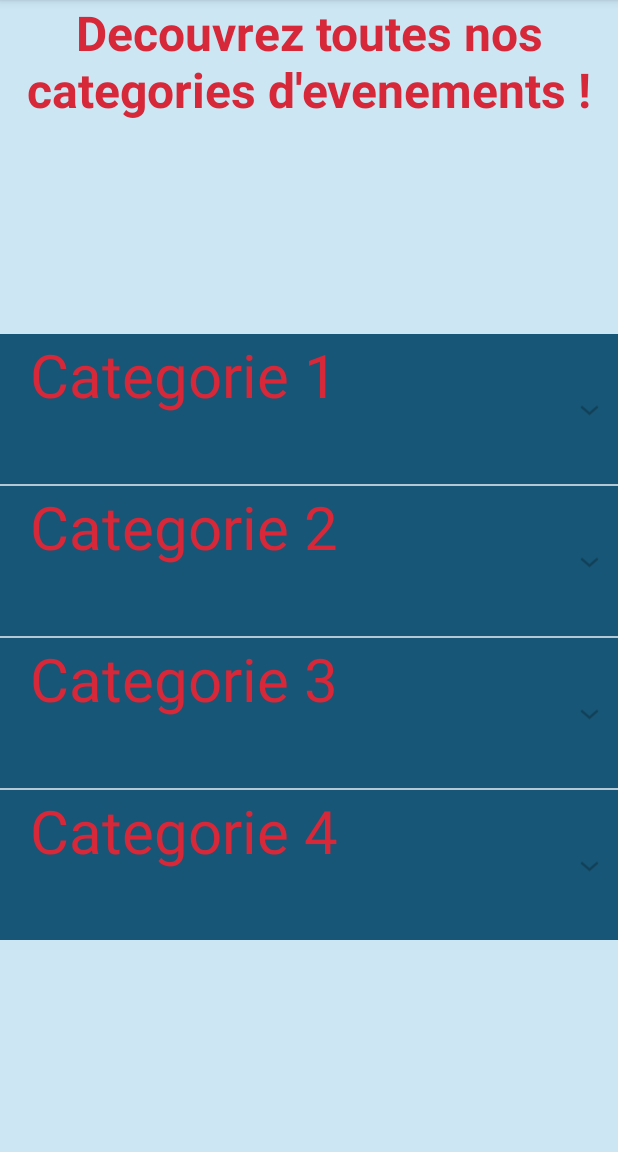
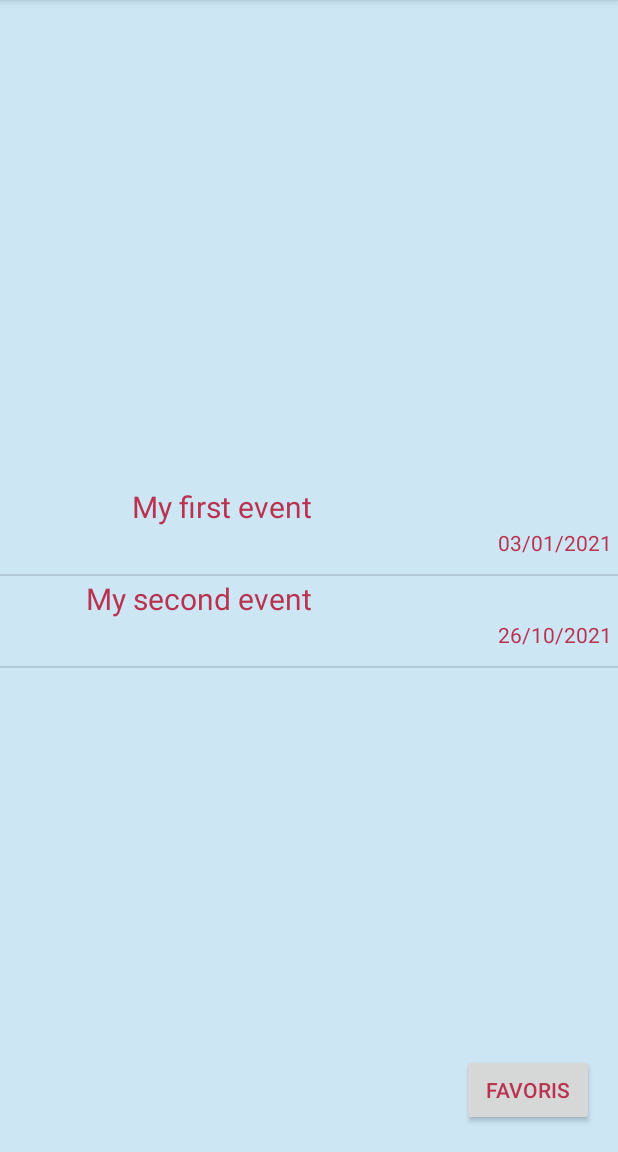
Before and after one commit to fnazih/Web-Android-Project, an Android app: the ActivityMain screen opened directly, with no data from a screen before it, on a phone screen of 412 x 824 dp, the part 84-1236 px from its top. Run offline under Robolectric (Android 15) with nearby library versions, the phone set to English and light mode, and no system bars.

Commit message:
new fragmentation

```diff
--- a/android/app/build.gradle
+++ b/android/app/build.gradle
@@ -34,6 +34,7 @@ dependencies {
     implementation 'androidx.legacy:legacy-support-v4:1.0.0'
     implementation 'androidx.cardview:cardview:1.0.0'
     implementation 'com.google.android.gms:play-services-maps:17.0.0'
+    implementation 'com.google.android.material:material:1.2.1'
     testImplementation 'junit:junit:4.12'
     androidTestImplementation 'androidx.test.ext:junit:1.1.2'
     androidTestImplementation 'androidx.test.espresso:espresso-core:3.3.0'
--- a/android/app/src/main/AndroidManifest.xml
+++ b/android/app/src/main/AndroidManifest.xml
@@ -11,12 +11,15 @@
         android:roundIcon="@mipmap/ic_launcher_round"
         android:supportsRtl="true"
         android:theme="@style/AppTheme">
+        <activity android:name=".EventActivity"></activity>
         <activity android:name=".WelcomeActivity">
             <intent-filter>
                 <action android:name="android.intent.action.MAIN" />
+
                 <category android:name="android.intent.category.LAUNCHER" />
             </intent-filter>
         </activity>
-        <activity android:name=".ActivityMain"></activity>
+        <activity android:name=".ActivityMain" />
     </application>
+
 </manifest>
--- a/android/app/src/main/java/com/ismin/projectapp/ActivityMain.kt
+++ b/android/app/src/main/java/com/ismin/projectapp/ActivityMain.kt
@@ -9,24 +9,39 @@ import android.content.Intent
 import androidx.appcompat.app.AppCompatActivity
 import android.os.Bundle
 import android.view.View
+import android.widget.Button
 import android.widget.ExpandableListView
 
 class ActivityMain: AppCompatActivity(), ExpandableListView.OnChildClickListener {
-    private lateinit var listViewAdapter : ExpendableListViewAdapter
+    //private lateinit var listViewAdapter : ExpendableListViewAdapter
     private lateinit var categories: ArrayList<String>
     private lateinit var subCategories: HashMap<String, ArrayList<String>>
-    private lateinit var expandableListView: ExpandableListView
+    //private lateinit var expandableListView: ExpandableListView
     private val eventList = EventList()
+    private val favorites = EventList()
+    private var fragment: SubCategoryFragment = SubCategoryFragment()
+    //private val favoritesButton: Button = findViewById(R.id.favoritesButt)
+
+    private val event1: Event = Event("My first event", "03/01/2021")
+    private val event2: Event = Event("My second event", "26/10/2021")
 
     override fun onCreate(savedInstanceState: Bundle?) {
         super.onCreate(savedInstanceState)
         setContentView(R.layout.activity_main)
 
-        updateList()
-        expandableListView = findViewById(R.id.expendableListView)
-        listViewAdapter = ExpendableListViewAdapter(this, categories, subCategories)
-        expandableListView.setAdapter(listViewAdapter)
-        expandableListView.setOnChildClickListener(this)
+        //favoritesButton.setOnClickListener { }
+
+        eventList.addEvent(event1)
+        eventList.addEvent(event2)
+        favorites.addEvent(event2)
+
+        displayEventList()
+
+        //updateList()
+        //expandableListView = findViewById(R.id.expendableListView)
+        //listViewAdapter = ExpendableListViewAdapter(this, categories, subCategories)
+        //expandableListView.setAdapter(listViewAdapter)
+        //expandableListView.setOnChildClickListener(this)
     }
 
     private fun updateList() {      //fct a adapter qd on aura la bdd
@@ -69,11 +84,28 @@ class ActivityMain: AppCompatActivity(), ExpandableListView.OnChildClickListener
         this.subCategories[categories[3]] = subCategory4
     }
 
-    fun displayEventList() {
-        val eventListFragment = SubCategoryFragment.newInstance(eventList.getAllEventsSortedByTitle())
+    private fun displayEventList() {
         val eventListFragmentTransaction = supportFragmentManager.beginTransaction()
-        eventListFragmentTransaction.replace(R.id.relativeLayout, eventListFragment)
+        fragment = SubCategoryFragment.newInstance(this.eventList.getAllEventsSortedByTitle())
+
+        eventListFragmentTransaction.replace(R.id.relativeLayout, fragment)
         eventListFragmentTransaction.commit()
+
+        //favoritesButton.visibility = View.VISIBLE
+    }
+
+    fun goToFavorites(view: View) {
+        displayFavorites()
+    }
+
+    private fun displayFavorites() {
+        val favoritesListFragmentTransaction = supportFragmentManager.beginTransaction()
+        fragment = SubCategoryFragment.newInstance(this.favorites.getAllEventsSortedByTitle())
+
+        favoritesListFragmentTransaction.replace(R.id.relativeLayout, fragment)
+        favoritesListFragmentTransaction.commit()
+
+        //favoritesButton.visibility = View.GONE
     }
 
     override fun onChildClick(
@@ -83,10 +115,6 @@ class ActivityMain: AppCompatActivity(), ExpandableListView.OnChildClickListener
         childPosition: Int,
         id: Long
     ): Boolean {
-
-        //val intent = Intent(this, SubCategoryActivity::class.java)
-        //intent.putExtra(Intent.EXTRA_TEXT, listViewAdapter.getChild(groupPosition, childPosition).toString())
-        //this.startActivity(intent)
         displayEventList()
 
         return false
--- a/android/app/src/main/java/com/ismin/projectapp/Event.kt
+++ b/android/app/src/main/java/com/ismin/projectapp/Event.kt
@@ -7,6 +7,10 @@ package com.ismin.projectapp
 
 import java.io.Serializable
 
+data class Event (val title: String,
+                  val date_start: String): Serializable
+
+/*
 data class Event(val id: String,
                  val title: String,
                  val img_url: String,
@@ -29,3 +33,4 @@ data class Event(val id: String,
                  val price_detail: String,
                  val access_link: String,
                  val tags: String): Serializable
+ */
--- a/android/app/src/main/java/com/ismin/projectapp/EventAdapter.kt
+++ b/android/app/src/main/java/com/ismin/projectapp/EventAdapter.kt
@@ -6,10 +6,12 @@
 package com.ismin.projectapp
 
 import android.view.LayoutInflater
+import android.view.View
 import android.view.ViewGroup
+import android.widget.TextView
 import androidx.recyclerview.widget.RecyclerView
 
-class EventAdapter(private val events: ArrayList<Event>): RecyclerView.Adapter<EventViewHolder>() {
+class EventAdapter(private val events: ArrayList<Event>, private val listener: onEventItemClickListener): RecyclerView.Adapter<EventAdapter.EventViewHolder>() {
 
     override fun onCreateViewHolder(parent: ViewGroup, viewType: Int): EventViewHolder {
         val row = LayoutInflater.from(parent.context).inflate(R.layout.event_row_layout, parent, false)
@@ -20,17 +22,36 @@ class EventAdapter(private val events: ArrayList<Event>): RecyclerView.Adapter<E
         return this.events.size
     }
 
-    override fun onBindViewHolder(holder: EventViewHolder, position: Int) {
-        val (img_url, title, date) = this.events[position]
-
-        holder.eventTitle.text = title
-        holder.eventIcon.setImageResource(img_url.toInt())
-        holder.eventDate.text = date
-    }
 
     fun refreshData(updatedEvents: java.util.ArrayList<Event>) {
         events.clear()
         events.addAll(updatedEvents)
     }
 
+    inner class EventViewHolder(itemView: View): RecyclerView.ViewHolder(itemView), View.OnClickListener {
+        var eventTitle: TextView
+        var eventDate: TextView
+
+        init {
+            itemView.setOnClickListener(this)
+            this.eventTitle = itemView.findViewById(R.id.eventTitleRow)
+            //this.eventIcon = itemView.findViewById(R.id.eventIcon)
+            this.eventDate = itemView.findViewById(R.id.eventDateListView)
+        }
+
+        override fun onClick(v: View?) {
+            val position = adapterPosition
+            if(position != RecyclerView.NO_POSITION) {
+                listener.onItemClick(position)
+            }
+        }
+    }
+
+    override fun onBindViewHolder(holder: EventViewHolder, position: Int) {
+        val (title, date) = this.events[position]
+
+        holder.eventTitle.text = title
+        //holder.eventIcon.setImageResource(img_url.toInt())
+        holder.eventDate.text = date
+    }
 }
--- a/android/app/src/main/java/com/ismin/projectapp/SubCategoryFragment.kt
+++ b/android/app/src/main/java/com/ismin/projectapp/SubCategoryFragment.kt
@@ -1,17 +1,19 @@
 package com.ismin.projectapp
 
+import android.content.Intent
 import android.os.Bundle
 import androidx.fragment.app.Fragment
 import android.view.LayoutInflater
 import android.view.View
 import android.view.ViewGroup
+import android.widget.Toast
 import androidx.recyclerview.widget.DividerItemDecoration
 import androidx.recyclerview.widget.LinearLayoutManager
 import androidx.recyclerview.widget.RecyclerView
 
-private const val ARG_EVENTS = "events"
+private const val ARG_EVENTS = "ARG_EVENTS"
 
-class SubCategoryFragment : Fragment() {
+class SubCategoryFragment : Fragment(), onEventItemClickListener {
     private var events: ArrayList<Event> = arrayListOf()
     private lateinit var recyclerViewEvents: RecyclerView
     private lateinit var eventAdapter: EventAdapter
@@ -30,7 +32,7 @@ class SubCategoryFragment : Fragment() {
         val view = inflater.inflate(R.layout.fragment_sub_category, container, false)
 
         this.recyclerViewEvents = view.findViewById(R.id.recyclerView)
-        eventAdapter = EventAdapter(events)
+        eventAdapter = EventAdapter(events, this)
         this.recyclerViewEvents.adapter = eventAdapter
         val linearLayoutManager = LinearLayoutManager(context)
         this.recyclerViewEvents.layoutManager = linearLayoutManager
@@ -41,12 +43,24 @@ class SubCategoryFragment : Fragment() {
         return view
     }
 
+    override fun onItemClick(position: Int) {
+        Toast.makeText(context, "Click", Toast.LENGTH_SHORT).show()
+        val clickedEvent: Event = events[position]
+        //val intent = Intent(this, EventActivity::class.java)
+        //intent.putExtra(Intent.EXTRA_TEXT, item)
+        //this.startActivity(intent)
+    }
+
     companion object {
-        fun newInstance(newFragment: ArrayList<Event>) =
-            SubCategoryFragment().apply {
-                arguments = Bundle().apply {
-                    putSerializable(ARG_EVENTS, newFragment)
-                }
-            }
+        @JvmStatic
+        fun newInstance(eventsToDisplay: ArrayList<Event>): SubCategoryFragment {
+            val bundle = Bundle()
+            bundle.putSerializable(ARG_EVENTS, eventsToDisplay)
+
+            val eventListFragment = SubCategoryFragment()
+
+            eventListFragment.arguments = bundle
+            return eventListFragment
+        }
     }
 }
--- a/android/app/src/main/java/com/ismin/projectapp/WelcomeActivity.kt
+++ b/android/app/src/main/java/com/ismin/projectapp/WelcomeActivity.kt
@@ -19,7 +19,6 @@ class WelcomeActivity : AppCompatActivity() {
         val startButton = findViewById<Button>(R.id.buttonStart)
 
         startButton.setOnClickListener {
-            System.out.println("Ca rentre dans setOnClickListener")
             val intent = Intent(this, ActivityMain::class.java)
             this.startActivity(intent)
         }
--- /dev/null
+++ b/android/app/src/main/java/com/ismin/projectapp/onEventItemClickListener.kt
@@ -0,0 +1,5 @@
+package com.ismin.projectapp
+
+interface onEventItemClickListener {
+    fun onItemClick(position: Int)
+}
--- a/android/app/src/main/res/layout/activity_main.xml
+++ b/android/app/src/main/res/layout/activity_main.xml
@@ -8,33 +8,38 @@
     android:background="@color/lightBlue"
     tools:context=".ActivityMain" >
 
-    <RelativeLayout
+    <Button
+        android:id="@+id/favoritesButt"
+        android:layout_width="wrap_content"
+        android:layout_height="wrap_content"
+        android:clickable="true"
+        android:text="@string/FavoritesButton"
+        app:layout_constraintBottom_toBottomOf="parent"
+        app:layout_constraintEnd_toEndOf="parent"
+        app:layout_constraintHorizontal_bias="0.95"
+        app:layout_constraintStart_toStartOf="parent"
+        app:layout_constraintTop_toTopOf="parent"
+        app:layout_constraintVertical_bias="0.976"
+        android:onClick="goToFavorites"/>
+
+    <FrameLayout
         android:id="@+id/relativeLayout"
         android:layout_width="match_parent"
-        android:layout_height="match_parent"
-        />
-
-    <TextView
-        android:id="@+id/titleMainActivity"
-        android:layout_width="wrap_content"
-        android:layout_height="wrap_content"
-        android:text="@string/categories"
-        android:textAlignment="center"
-        android:textSize="32sp"
-        android:textStyle="bold"
-        android:textColor="@color/vividRed"
+        android:layout_height="500dp"
+        app:layout_constraintBottom_toBottomOf="parent"
         app:layout_constraintEnd_toEndOf="parent"
-        app:layout_constraintHorizontal_bias="0.0"
         app:layout_constraintStart_toStartOf="parent"
         app:layout_constraintTop_toTopOf="parent" />
 
+    <!-- Will be used for filtering by categories
     <ExpandableListView
         android:id="@+id/expendableListView"
         android:layout_width="match_parent"
         android:layout_height="wrap_content"
+        android:clickable="true"
         android:layoutDirection="rtl"
         app:layout_constraintBottom_toBottomOf="parent"
-            app:layout_constraintTop_toBottomOf="@id/titleMainActivity"
-            android:clickable="true"/>
+        app:layout_constraintTop_toTopOf="@+id/relativeLayout" />
+        -->
 
 </androidx.constraintlayout.widget.ConstraintLayout>
--- a/android/app/src/main/res/values/strings.xml
+++ b/android/app/src/main/res/values/strings.xml
@@ -5,14 +5,15 @@
     <string name="startButtonText">Commencer</string>
     <string name="appExplanation">Dans cette app, vous aurez accès à une base de données très complète listant un grand nombre d\'activités à faire à Paris.
         Après avoir appuyé sur le bouton "Commencer", pour aurez accès à différentes listes contenant les événements à Paris.</string>
+    <string name="eventTitle">Titre event</string>
     <string name="leadTextString">Phrase descriptive de l\'event</string>
+    <string name="descriptionEvent">Lorem ipsum dolores blablabla ca decrit l\'event blabla texte blabla c\'est long blabla ca grandit Lorem ipsum dolores blablabla ca decrit l\'event blabla texte blabla c\'est long blabla ca grandit</string>
     <string name="addressName">Nom de l\'adresse</string>
     <string name="addressStreet">Rue</string>
     <string name="addressZipCode">Code Postal</string>
     <string name="addressCity">Ville</string>
+    <string name="priceDetails">Details de prix</string>
     <string name="transportIndications">Indications de transports</string>
-    <string name="categories">Decouvrez toutes nos categories d\'evenements !</string>
     <string name="categoryName">Nom categorie</string>
-    <!-- TODO: Remove or change this placeholder text -->
-    <string name="hello_blank_fragment">Hello blank fragment</string>
+    <string name="FavoritesButton">Favoris</string>
 </resources>
```
Also changed, not shown: android/app/src/main/java/com/ismin/projectapp/EventActivity.kt (added, +25 -0 lines), android/app/src/main/java/com/ismin/projectapp/EventViewHolder.kt (+0 -12 lines), android/app/src/main/res/layout/activity_event.xml (added, +170 -0 lines), android/app/src/main/res/layout/event_row_layout.xml (+2 -12 lines), android/app/src/main/res/layout/fragment_sub_category.xml (+2 -19 lines), 1 other file. Lines whose indentation alone changed are shown as unchanged.
